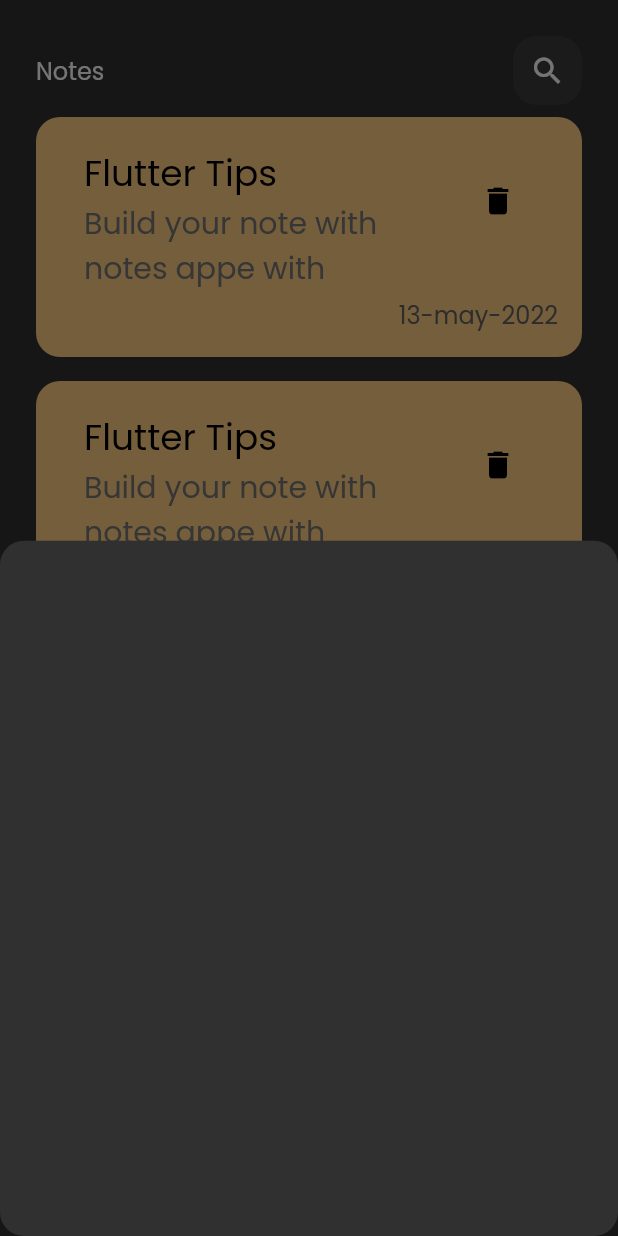
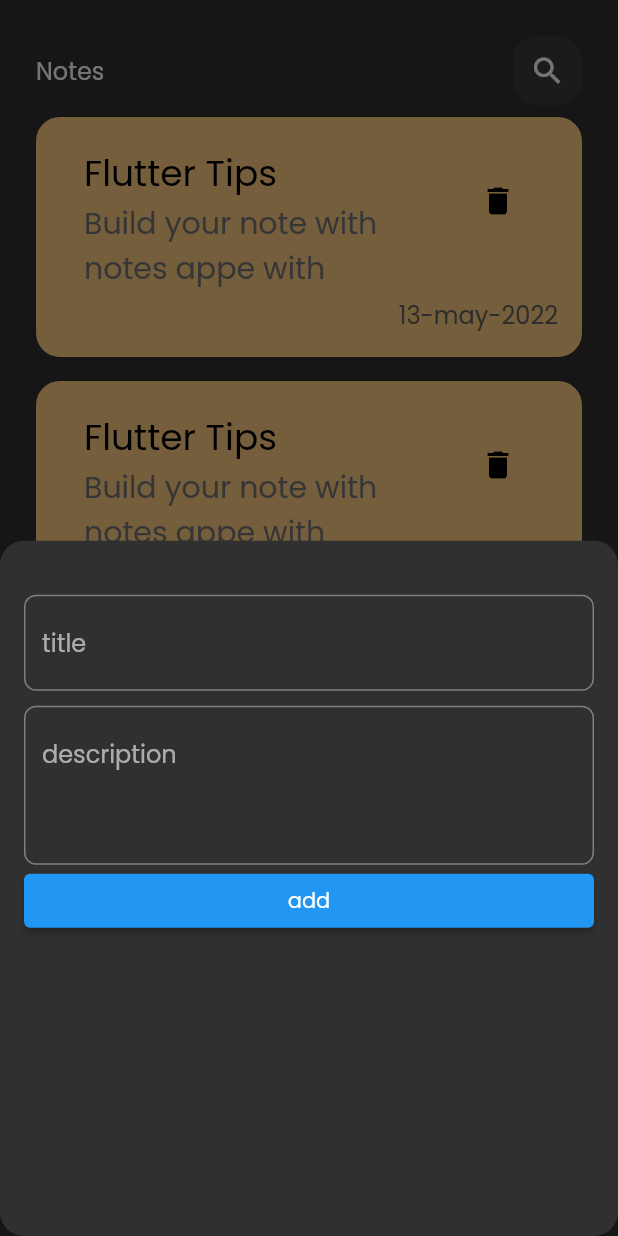
Before and after one commit to AhmedAbdAldaim/notes_app, a Flutter app: the screen it shows after launch, after a tap on the "add" icon, on a phone screen of 412 x 824 dp. Run offline on Flutter 3.47's test engine with Material 2 defaults, Android fonts, the phone set to English and light mode, and no system bars.

Commit message:
add edit note

```diff
--- /dev/null
+++ b/lib/views/edit_note_view.dart
@@ -0,0 +1,15 @@
+import 'package:flutter/material.dart';
+
+class EditNoteView extends StatelessWidget {
+  const EditNoteView({super.key});
+
+  @override
+  Widget build(BuildContext context) {
+    return Scaffold(
+      appBar: AppBar(
+        title: const Text('Title'),
+      ),
+      body: Container(),
+    );
+  }
+}
--- a/lib/views/widgets/add_note_bottomsheet.dart
+++ b/lib/views/widgets/add_note_bottomsheet.dart
@@ -1,10 +1,35 @@
 import 'package:flutter/material.dart';
+import 'package:notes_app/views/widgets/custom_bottom.dart';
+import 'package:notes_app/views/widgets/custom_text_field.dart';
 
 class AddNoteBottomSheet extends StatelessWidget {
   const AddNoteBottomSheet({super.key});
 
   @override
   Widget build(BuildContext context) {
-    return Container();
+    return Padding(
+      padding: const EdgeInsets.all(16),
+      child: Column(
+        children: [
+          const SizedBox(
+            height: 20,
+          ),
+          const CustomTextField(
+            hint: 'title',
+          ),
+          const SizedBox(
+            height: 10,
+          ),
+          const CustomTextField(
+            hint: 'description',
+            maxLines: 3,
+          ),
+          CustomBottom(
+            title: 'add',
+            onPressed: () {},
+          )
+        ],
+      ),
+    );
   }
 }
--- /dev/null
+++ b/lib/views/widgets/custom_bottom.dart
@@ -0,0 +1,14 @@
+import 'package:flutter/material.dart';
+
+class CustomBottom extends StatelessWidget {
+  final String title;
+  final VoidCallback? onPressed;
+  const CustomBottom({super.key, required this.title, required this.onPressed});
+
+  @override
+  Widget build(BuildContext context) {
+    return SizedBox(
+      width: double.infinity,
+      child: ElevatedButton(onPressed: onPressed, child: Text(title)));
+  }
+}
--- a/lib/views/widgets/custom_note_item.dart
+++ b/lib/views/widgets/custom_note_item.dart
@@ -1,11 +1,18 @@
 import 'package:flutter/material.dart';
+import 'package:notes_app/views/edit_note_view.dart';
 
 class CustomNoteItem extends StatelessWidget {
   const CustomNoteItem({super.key});
 
   @override
   Widget build(BuildContext context) {
-    return Container(
+    return GestureDetector(
+      onTap: () {
+        Navigator.push(context, MaterialPageRoute(builder: (context) {
+          return const EditNoteView();
+        }));
+      },
+      child: Container(
         padding: const EdgeInsets.all(16),
         decoration: BoxDecoration(
             color: const Color(0xffffcc80),
@@ -45,6 +52,7 @@ class CustomNoteItem extends StatelessWidget {
             )
           ],
         ),
+      ),
     );
   }
 }
--- /dev/null
+++ b/lib/views/widgets/custom_text_field.dart
@@ -0,0 +1,20 @@
+import 'package:flutter/material.dart';
+
+class CustomTextField extends StatelessWidget {
+  final String hint;
+  final int? maxLines;
+  const CustomTextField({super.key, required this.hint, this.maxLines});
+
+  @override
+  Widget build(BuildContext context) {
+    return TextField(
+      decoration: InputDecoration(
+        border: OutlineInputBorder(
+          borderRadius: BorderRadius.circular(8),
+        ),
+        hintText: hint,
+      ),
+      maxLines: maxLines,
+    );
+  }
+}
```
Lines whose indentation alone changed are shown as unchanged.
